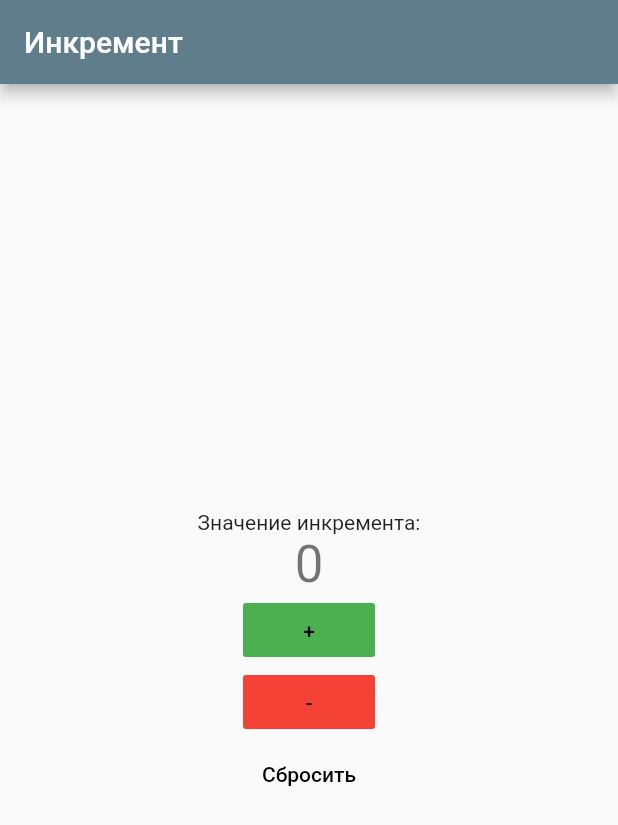
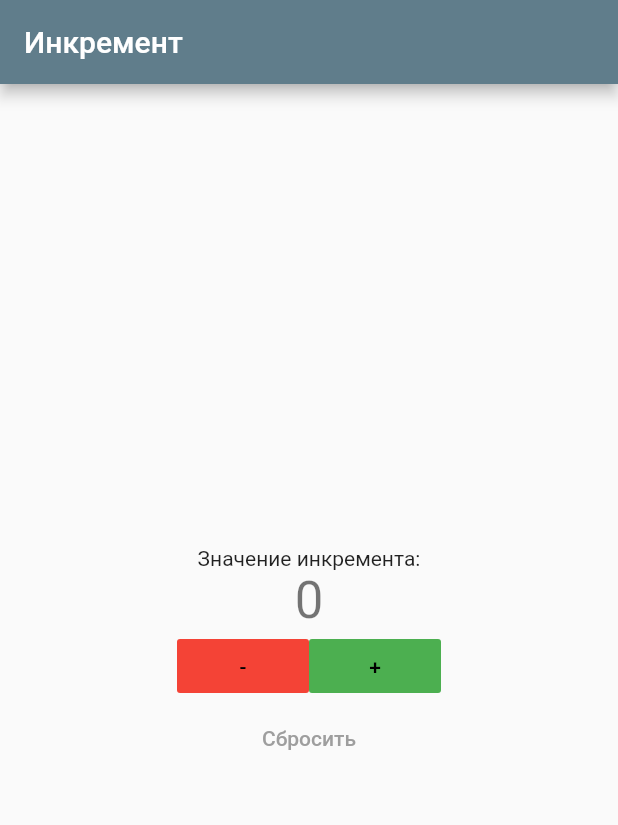
Before and after one commit to vjmo/flutter_start, a Flutter app: the screen it shows after launch, on a phone screen of 412 x 824 dp. Shown: the top 825 px of the screen. Run offline on Flutter 3.47's test engine with Material 2 defaults, Android fonts, the phone set to English and light mode, and no system bars.

Commit message:
[Laboratory work 1] Added Row() for buttons

```diff
--- a/lib/main.dart
+++ b/lib/main.dart
@@ -72,20 +72,22 @@
             '$_counter',
             style: Theme.of(context).textTheme.headline4,
           ),
-              FlatButton(
-                  onPressed: _incrementCounter,
-                  child: Text('+'),
-                  color: Colors.green,
-                  textColor: Colors.black),
+          Row(mainAxisAlignment: MainAxisAlignment.center, children: <Widget>[
             FlatButton(
                 onPressed: _decrementCounter,
                 child: Text('-'),
                 color: Colors.red,
                 textColor: Colors.black),
             FlatButton(
+                onPressed: _incrementCounter,
+                child: Text('+'),
+                color: Colors.green,
+                textColor: Colors.black),
+          ]),
+          FlatButton(
               onPressed: _reset,
               child: Text('Сбросить'),
-                  textColor: Colors.black),
+              textColor: Colors.grey),
         ],
       )),
     );
```
Lines whose indentation alone changed are shown as unchanged.
